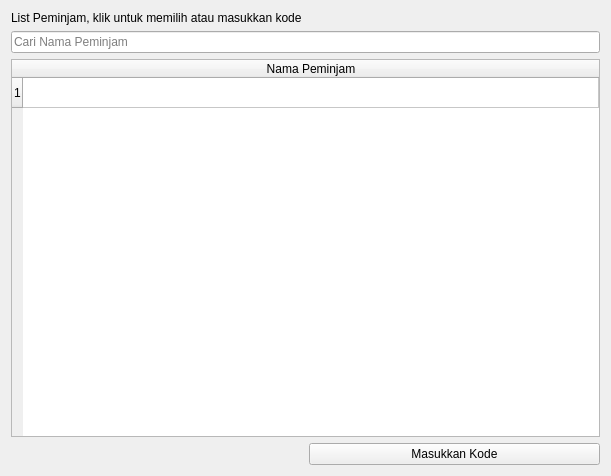
Qt form Ui/borrower.ui (vrw93/Inventory-App) before a commit.
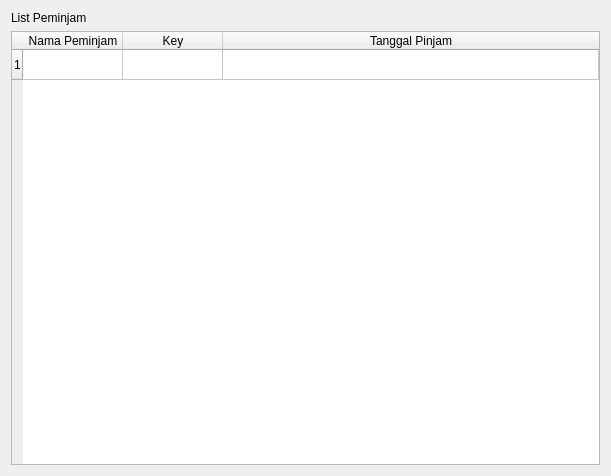
The same form after that commit.

Commit message: Add Recent Item Overview & Add Type Hint To Ui Ref

```diff
--- a/Ui/borrower.ui
+++ b/Ui/borrower.ui
@@ -14,14 +14,7 @@
    <string>Frame</string>
   </property>
   <layout class="QGridLayout" name="gridLayout">
-   <item row="4" column="1">
-    <widget class="QPushButton" name="CodeBtn">
-     <property name="text">
-      <string>Masukkan Kode</string>
-     </property>
-    </widget>
-   </item>
-   <item row="3" column="0" colspan="2">
+   <item row="2" column="0" colspan="2">
     <widget class="QTableWidget" name="ItemSelect">
      <attribute name="horizontalHeaderStretchLastSection">
       <bool>true</bool>
@@ -32,22 +25,22 @@
        <string>Nama Peminjam</string>
       </property>
      </column>
+     <column>
+      <property name="text">
+       <string>Key</string>
+      </property>
+     </column>
+     <column>
+      <property name="text">
+       <string>Tanggal Pinjam</string>
+      </property>
+     </column>
     </widget>
    </item>
    <item row="0" column="0" colspan="2">
     <widget class="QLabel" name="borrowLabel">
      <property name="text">
-      <string>List Peminjam, klik untuk memilih atau masukkan kode</string>
-     </property>
-    </widget>
-   </item>
-   <item row="1" column="0" colspan="2">
-    <widget class="QLineEdit" name="SearchBar">
-     <property name="text">
-      <string/>
-     </property>
-     <property name="placeholderText">
-      <string>Cari Nama Peminjam</string>
+      <string>List Peminjam</string>
      </property>
     </widget>
    </item>
```
The commit also changes 4 other files.
